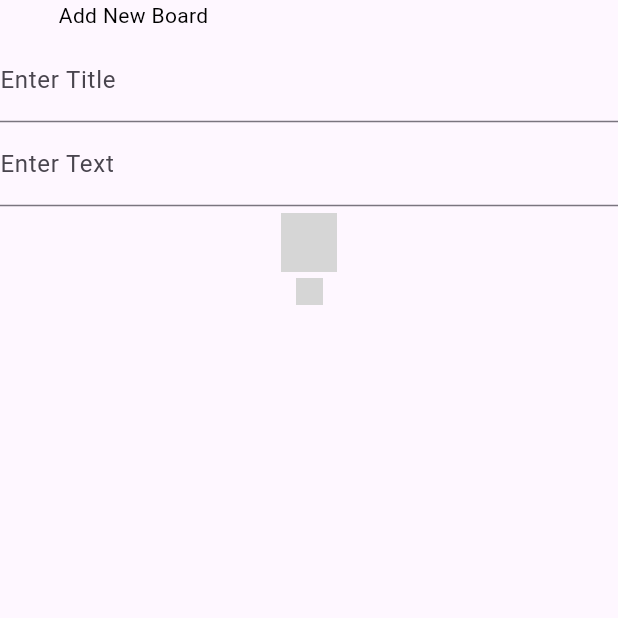
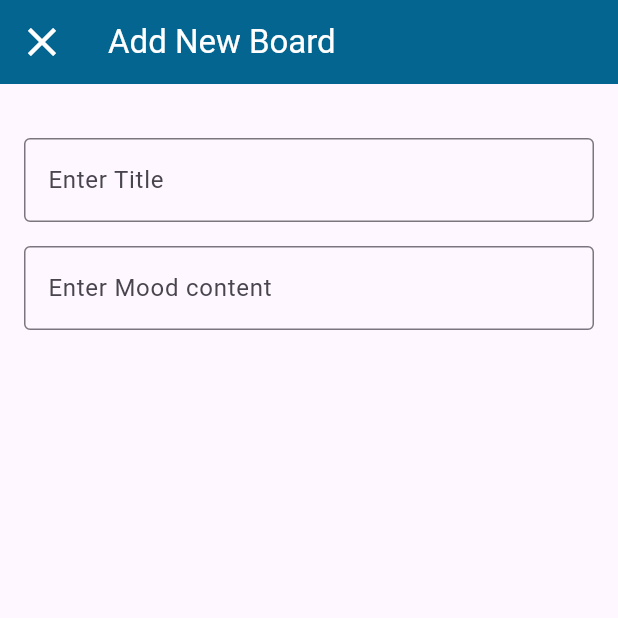
Before and after one commit to MG-Minsu/cc206-mood.it, a Flutter app: the AddBoard screen opened directly, on a phone screen of 412 x 824 dp, the top half of it. Run offline on Flutter 3.47's test engine with Material 2 defaults, Android fonts, the light colour scheme and no system bars; Roboto replaces fonts that are missing (Poppins); grey boxes are pictures that could not be loaded.

Commit message:
feature update in addboard

```diff
--- a/lib/features/addboard.dart
+++ b/lib/features/addboard.dart
@@ -1,65 +1,47 @@
 import 'package:flutter/material.dart';
 
 class AddBoard extends StatelessWidget {
-  const AddBoard({Key? key});
+  const AddBoard({Key? key}) : super(key: key);
 
   @override
   Widget build(BuildContext context) {
-    return Column(
-      children: [
-        Container(
-          // Add new board
-          margin: EdgeInsets.fromLTRB(0, 0, 234, 4.58),
-          child: Text(
-            'Add New Board',
-            style: TextStyle(
-              fontFamily: 'Poppins',
-              fontSize: 14,
-              fontWeight: FontWeight.w400,
-              height: 1.5,
-              color: Color(0xff000000),
-            ),
+    return Scaffold(
+      appBar: AppBar(
+        title: const Text(
+          "Add New Board",
+          style: TextStyle(
+            color: Colors.white, // Title text color
           ),
         ),
-        TextField(
-          decoration: InputDecoration(labelText: 'Enter Title'),
+        leading: const Icon(
+          Icons.clear, // This is the "X" icon
+          size: 32.0, // Icon size in the AppBar
+          color: Colors.white, // Icon color
         ),
-        TextField(
-          decoration: InputDecoration(labelText: 'Enter Text'),
-        ),
-        TextButton(
-          // sidebarexit6LV (31:277)
-          onPressed: () {},
-          style: TextButton.styleFrom(
-            padding: EdgeInsets.zero,
-          ),
-          child: Container(
-            width: 36.77,
-            height: 39.58,
-            child: Image.network(
-              '[Image URL]',
-              width: 36.77,
-              height: 39.58,
-            ),
-          ),
-        ),
-        Positioned(
-          // imagefill0wght400grad0opsz2411 (78:421)
-          left: 358.5,
-          top: 240,
-          child: Align(
-            child: SizedBox(
-              width: 18,
-              height: 18,
-              child: Image.network(
-                '[Image URL]',
-                width: 18,
-                height: 18,
+        backgroundColor: Color.fromARGB(255, 4, 102, 144), // App bar background color
+      ),
+      body: const Padding(
+        padding: const EdgeInsets.all(16.0), // Add padding to the entire body
+        child: Column(
+          crossAxisAlignment: CrossAxisAlignment.start, // Align content to the left
+          children: [
+            SizedBox(height: 20), // Add some spacing below the AppBar
+            TextField(
+              decoration: InputDecoration(
+                labelText: 'Enter Title',
+                border: OutlineInputBorder(), // Add a border to the text field
               ),
             ),
-          ),
+            SizedBox(height: 16), // Add spacing between text fields
+            TextField(
+              decoration: InputDecoration(
+                labelText: 'Enter Mood content',
+                border: OutlineInputBorder(), // Add a border to the text field
+              ),
+            ),
+          ],
         ),
-      ],
+      ),
     );
   }
 }
```
Also changed, not shown: lib/main.dart (+2 -90 lines), pubspec.lock.
